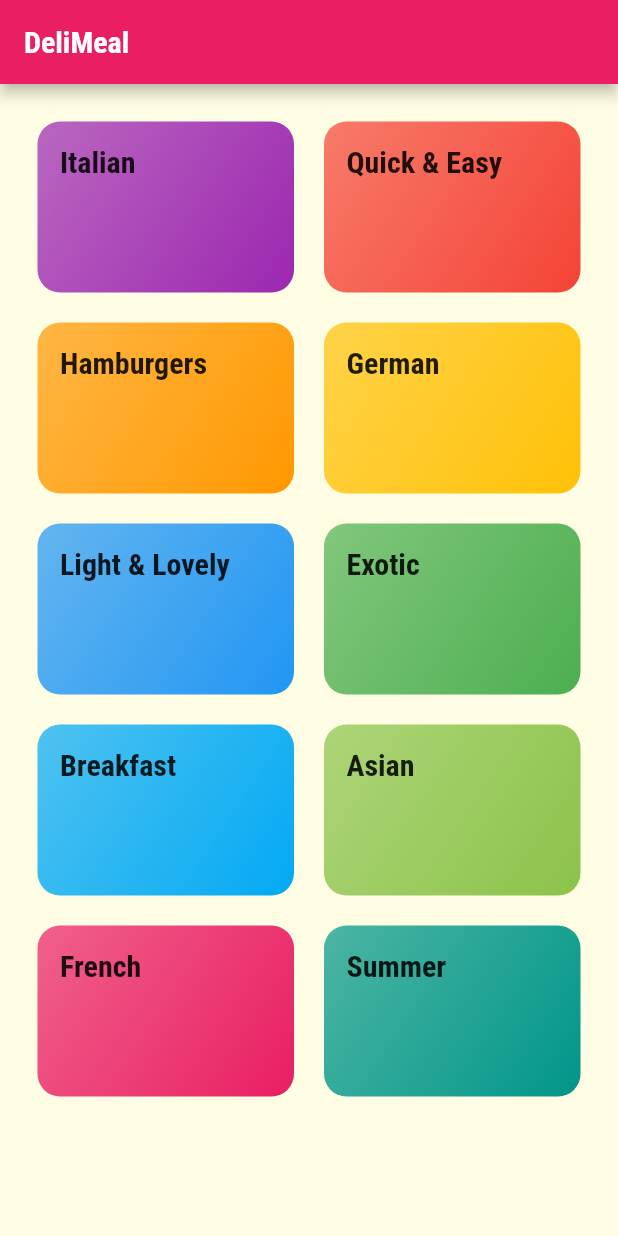
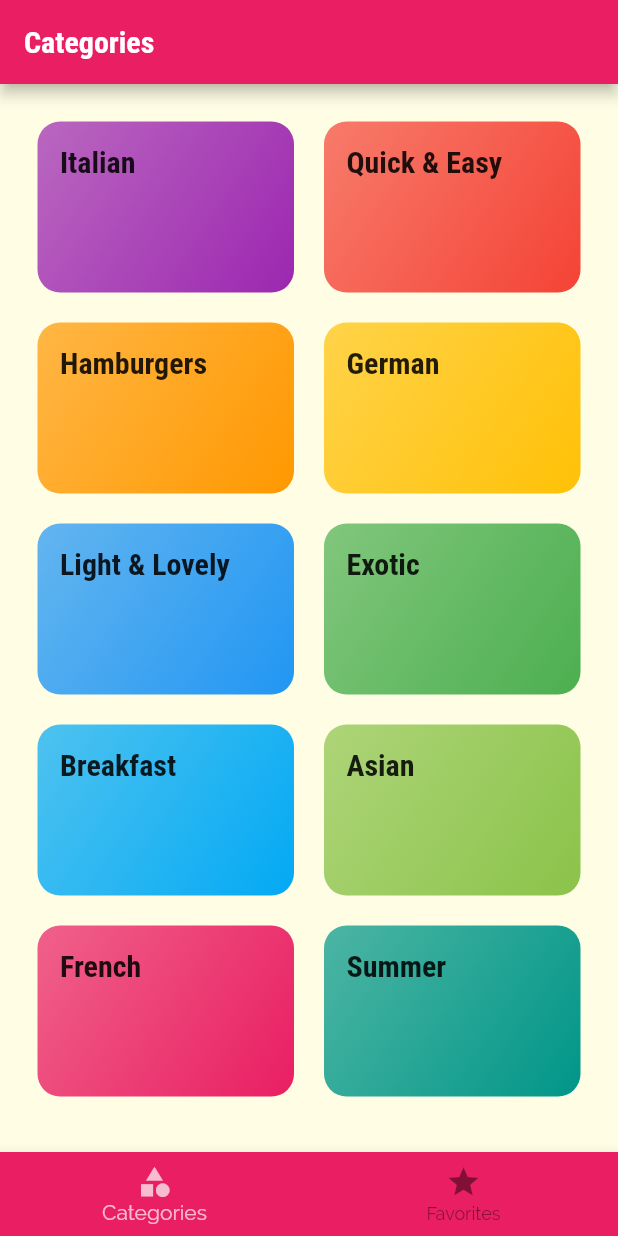
Before and after one commit to BehruzbekOlimov/my_app, a Flutter app: the screen it shows after launch, on a phone screen of 412 x 824 dp. Run offline on Flutter 3.47's test engine with Material 2 defaults, Android fonts, the phone set to English and light mode, and no system bars.

```diff
--- a/lib/main.dart
+++ b/lib/main.dart
@@ -2,6 +2,7 @@ import 'package:flutter/material.dart';
 import 'package:my_app/screens/categories_screen.dart';
 import 'package:my_app/screens/category_meals_screen.dart';
 import 'package:my_app/screens/meal_detail_screen.dart';
+import 'package:my_app/screens/tabs_screen.dart';
 
 void main() {
   runApp(const MyApp());
@@ -33,9 +34,10 @@ class MyApp extends StatelessWidget {
       theme: theme.copyWith(
           colorScheme: theme.colorScheme.copyWith(secondary: Colors.amber)),
       // home: const CategoriesScreen(),
-      initialRoute: CategoriesScreen.routeName,
+      initialRoute: TabsScreen.routeName,
       routes: {
-        CategoriesScreen.routeName: (context) => const CategoriesScreen(),
+        TabsScreen.routeName: (context) => const TabsScreen(),
+        // CategoriesScreen.routeName: (context) => const CategoriesScreen(),
         CategoryMealsScreen.routeName: (context) => const CategoryMealsScreen(),
         MealDetailScreen.routeName: (context) => const MealDetailScreen(),
       },
--- a/lib/screens/categories_screen.dart
+++ b/lib/screens/categories_screen.dart
@@ -3,17 +3,13 @@ import 'package:my_app/widgets/category_item.dart';
 import 'package:my_app/dummy_data.dart';
 
 class CategoriesScreen extends StatelessWidget {
-  static const String  routeName = '/';
+  static const String routeName = '/categories';
 
   const CategoriesScreen({Key? key}) : super(key: key);
 
   @override
   Widget build(BuildContext context) {
-    return Scaffold(
-      appBar: AppBar(
-        title: const Text('DeliMeal'),
-      ),
-      body: GridView(
+    return GridView(
       padding: const EdgeInsets.all(25),
       gridDelegate: const SliverGridDelegateWithMaxCrossAxisExtent(
         maxCrossAxisExtent: 200,
@@ -21,8 +17,13 @@ class CategoriesScreen extends StatelessWidget {
         crossAxisSpacing: 20,
         mainAxisSpacing: 20,
       ),
-        children: DUMMY_CATEGORIES.map((category) => CategoryItem(title: category.name, color: category.color, id: category.id,)).toList(),
-      ),
+      children: DUMMY_CATEGORIES
+          .map((category) => CategoryItem(
+                title: category.name,
+                color: category.color,
+                id: category.id,
+              ))
+          .toList(),
     );
   }
 }
--- /dev/null
+++ b/lib/screens/favorites_screen.dart
@@ -0,0 +1,10 @@
+import 'package:flutter/material.dart';
+
+class FavoritesScreen extends StatelessWidget {
+  const FavoritesScreen({Key? key}) : super(key: key);
+
+  @override
+  Widget build(BuildContext context) {
+    return const Center(child: Text('This favourites screen!'));
+  }
+}
--- /dev/null
+++ b/lib/screens/tabs_screen.dart
@@ -0,0 +1,82 @@
+import 'package:flutter/material.dart';
+import 'package:my_app/screens/categories_screen.dart';
+import 'package:my_app/screens/favorites_screen.dart';
+
+class TabsScreen extends StatefulWidget {
+  const TabsScreen({Key? key}) : super(key: key);
+
+  static const String routeName = '/';
+
+  @override
+  _TabsScreenState createState() => _TabsScreenState();
+}
+
+class _TabsScreenState extends State<TabsScreen> {
+  final List<Map<String, Object>> _pages = const [
+    {
+      'page': CategoriesScreen(),
+      'title': 'Categories',
+    },
+    {
+      'page': FavoritesScreen(),
+      'title': 'Favorites',
+    },
+  ];
+
+  int _selectedPageIndex = 0;
+
+  void _selectPage(int index) {
+    setState(() {
+      _selectedPageIndex = index;
+    });
+  }
+
+  @override
+  Widget build(BuildContext context) {
+    return DefaultTabController(
+      length: 2,
+      child: Scaffold(
+        appBar: AppBar(
+          title: Text(_pages[_selectedPageIndex]['title'] as String),
+          // bottom: const TabBar(
+          //   tabs: [
+          //     Tab(
+          //       icon: Icon(Icons.category),
+          //       text: 'Categories',
+          //     ),
+          //     Tab(
+          //       icon: Icon(Icons.star),
+          //       text: 'Favorites',
+          //     ),
+          //   ],
+          // ),
+        ),
+        body: _pages[_selectedPageIndex]['page'] as Widget,
+        // const TabBarView(children: [
+        //   CategoriesScreen(),
+        //   FavoritesScreen(),
+        // ]),
+        bottomNavigationBar: BottomNavigationBar(
+          onTap: _selectPage,
+          backgroundColor: Theme.of(context).primaryColor,
+          selectedItemColor: Colors.white70,
+          unselectedItemColor: Colors.black45,
+          currentIndex: _selectedPageIndex,
+          // type: BottomNavigationBarType.shifting,
+          items: <BottomNavigationBarItem>[
+            BottomNavigationBarItem(
+              backgroundColor: Theme.of(context).colorScheme.primary,
+              icon: const Icon(Icons.category),
+              label: 'Categories',
+            ),
+            BottomNavigationBarItem(
+              backgroundColor: Theme.of(context).primaryColor,
+              icon: const Icon(Icons.star),
+              label: 'Favorites',
+            ),
+          ],
+        ),
+      ),
+    );
+  }
+}
```
Lines whose indentation alone changed are shown as unchanged.
